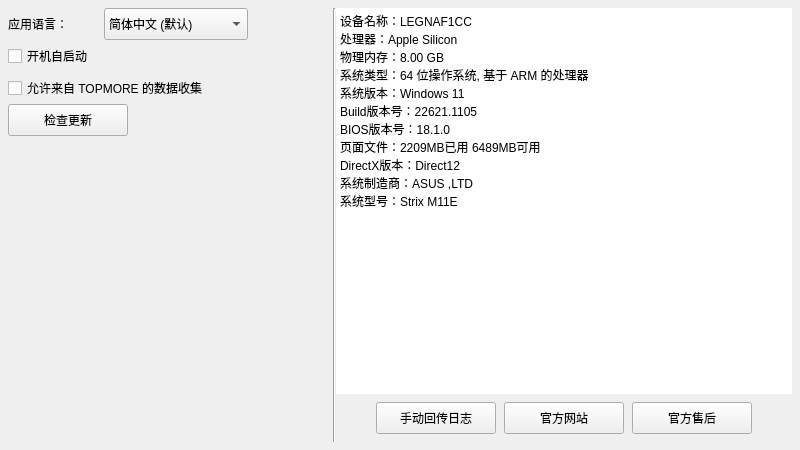
The window that TopmoreKit/TopmoreKitSettingsTab.ui (MouriNaruto/TopmoreKitPrototype) describes before a commit, drawn with Qt 5.
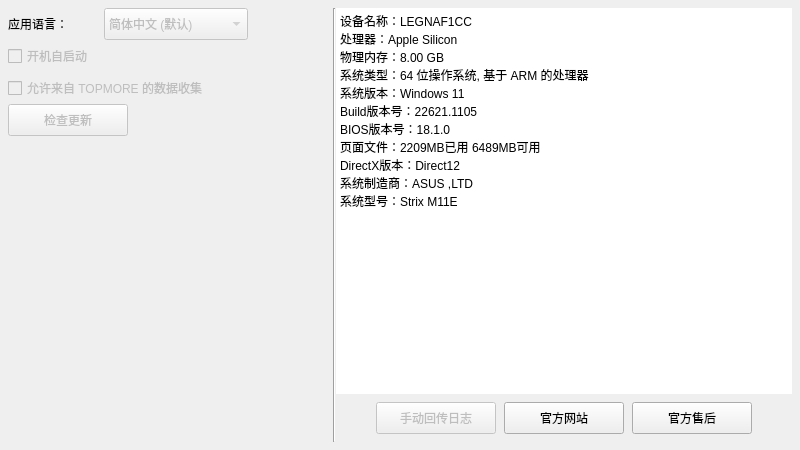
The same window after the commit.

Commit message: Disable unimplemented features.

What changed in the file:
```diff
--- a/TopmoreKit/TopmoreKitSettingsTab.ui
+++ b/TopmoreKit/TopmoreKitSettingsTab.ui
@@ -72,6 +72,9 @@
        </item>
        <item>
         <widget class="QComboBox" name="comboBox_3">
+         <property name="enabled">
+          <bool>false</bool>
+         </property>
          <property name="minimumSize">
           <size>
            <width>144</width>
@@ -108,6 +111,9 @@
      </item>
      <item>
       <widget class="QCheckBox" name="checkBox_5">
+       <property name="enabled">
+        <bool>false</bool>
+       </property>
        <property name="minimumSize">
         <size>
          <width>240</width>
@@ -127,6 +133,9 @@
      </item>
      <item>
       <widget class="QCheckBox" name="checkBox_6">
+       <property name="enabled">
+        <bool>false</bool>
+       </property>
        <property name="minimumSize">
         <size>
          <width>320</width>
@@ -151,6 +160,9 @@
        </property>
        <item>
         <widget class="QPushButton" name="pushButton_9">
+         <property name="enabled">
+          <bool>false</bool>
+         </property>
          <property name="minimumSize">
           <size>
            <width>120</width>
@@ -271,6 +283,9 @@
        </item>
        <item>
         <widget class="QPushButton" name="pushButton_10">
+         <property name="enabled">
+          <bool>false</bool>
+         </property>
          <property name="minimumSize">
           <size>
            <width>120</width>
```
The commit also changes 1 other file.
